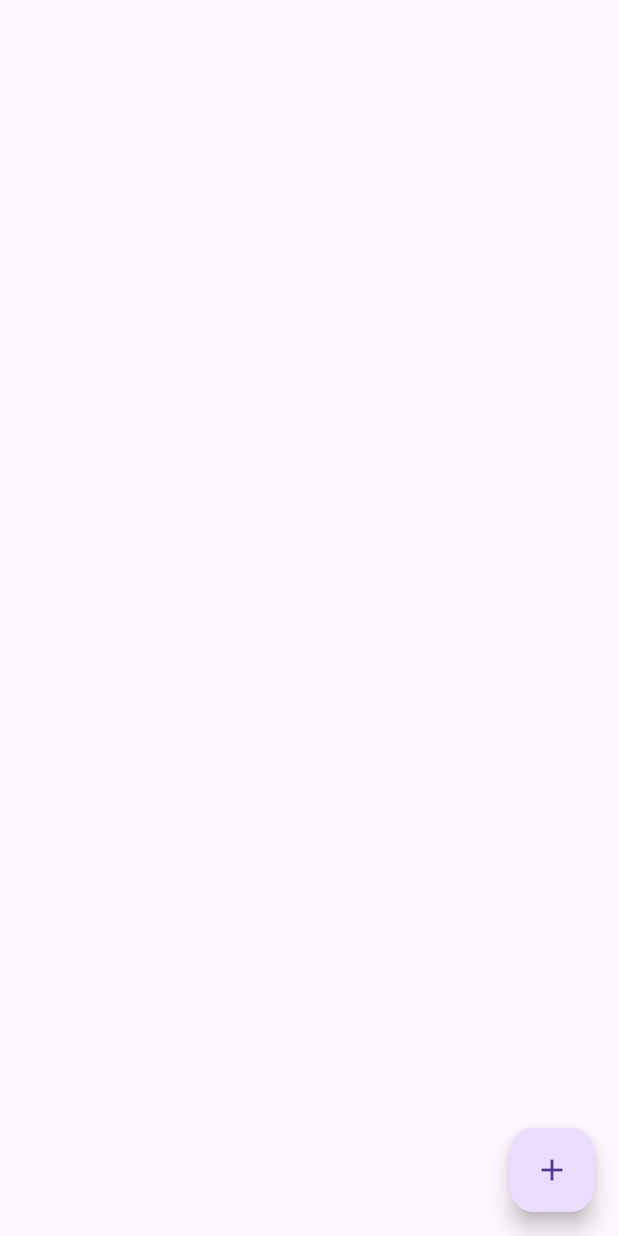
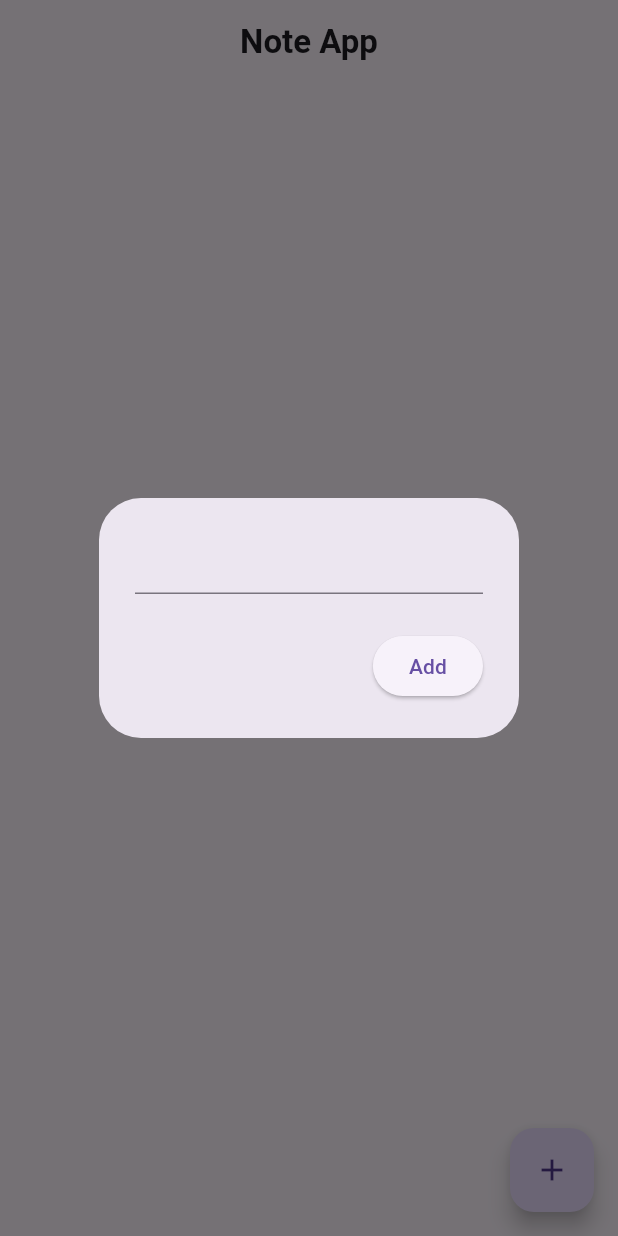
Before and after one commit to DxDForge/Note-App-with-Firebase, a Flutter app: the screen it shows after launch, after a tap on the "add" icon, on a phone screen of 412 x 824 dp. Run offline on Flutter 3.47's test engine with Material 3 defaults, Android fonts, the phone set to English and light mode, and no system bars; our stand-ins replace cloud_firestore, firebase_core; accounts and stored records are empty.

```diff
--- a/lib/pages/homepage.dart
+++ b/lib/pages/homepage.dart
@@ -1,3 +1,5 @@
+import 'package:cloud_firestore/cloud_firestore.dart';
+import 'package:firebase/services/firestoreservice.dart';
 import 'package:flutter/material.dart';
 
 class HomePage extends StatefulWidget {
@@ -8,10 +10,113 @@ class HomePage extends StatefulWidget {
 }
 
 class _HomePageState extends State<HomePage> {
+  //t e x t Editing controller
+  final TextEditingController textController = TextEditingController();
+
+  //call the database
+  final FIreStoreService fIreStoreService = FIreStoreService();
+
+  //o p e n dailog
+
+  void openAddNote({String? docID}) {
+    showDialog(
+      context: context,
+      builder: (context) => AlertDialog(
+        content: TextField(
+          controller: textController,
+        ),
+        actions: [
+          ElevatedButton(
+              onPressed: () {
+                //add a new note
+                if (docID==null) {
+                   fIreStoreService.addNote(textController.text);
+                }
+                //update note
+                else{
+
+                  fIreStoreService.updateNotes(docID, textController.text);
+                }
+
+                Navigator.pop(context);
+
+                //clear the textfield
+                textController.clear();
+              },
+              child: const Text('Add'))
+        ],
+      ),
+    );
+  }
+
   @override
   Widget build(BuildContext context) {
     return Scaffold(
-      floatingActionButton: FloatingActionButton(onPressed: (){},child:const Icon(Icons.add),),
+      floatingActionButton: FloatingActionButton(
+        onPressed: openAddNote,
+        child: const Icon(Icons.add),
+      ),
+      appBar: AppBar(
+        centerTitle: true,
+        title: Text('Note App',style: TextStyle(fontWeight: FontWeight.bold),),
+      ),
+
+      body: StreamBuilder<QuerySnapshot>(
+        // Listening to the Firestore stream
+        stream: fIreStoreService.getNotestream(),
+        builder: (context, snapshot) {
+          // Check if the snapshot has data
+          if (snapshot.hasData) {
+            // Extract the list of documents from the snapshot
+            List noteList = snapshot.data!.docs;
+
+            // Create a scrollable list of items
+            return ListView.builder(
+              itemCount: noteList.length,
+              itemBuilder: (BuildContext context, int index) {
+                // Get the document at the current index
+                DocumentSnapshot document = noteList[index];
+                // Get the document ID
+                String docID = document.id;
+
+                // Get the data from the document and cast it to a map
+                Map<String, dynamic> data = document.data() as Map<String, dynamic>;
+                // Extract the note text from the data
+                String notetext = data['note'];
+
+                // Display the note text in a ListTile widget
+                return Container(
+                  margin: EdgeInsets.only(left: 25,right: 25,bottom: 7),
+
+                  decoration: BoxDecoration(
+                    borderRadius: BorderRadius.circular(8),
+                    color: Colors.grey[200],
+                  ),
+                  child: ListTile(
+                    trailing: Row(
+                      mainAxisSize: MainAxisSize.min,
+                    children: [
+                        //edit button
+                        IconButton(
+                          onPressed:()=> openAddNote(docID: docID),
+                          icon: const Icon(Icons.edit)),
+                      //delete button
+                      IconButton(onPressed: (){fIreStoreService.deleteNote(docID);},
+                      icon: const Icon(Icons.delete))
+                    ],
+
+                    ),
+                    title: Text(notetext),
+                  ),
+                );
+              },
+            );
+          } else {
+            // If no data, display a message
+            return Text('No Data...');
+          }
+        },
+      ),
     );
   }
 }
--- /dev/null
+++ b/lib/services/firestoreservice.dart
@@ -0,0 +1,42 @@
+import 'package:cloud_firestore/cloud_firestore.dart';
+
+
+class FIreStoreService{
+  //get collection of notes
+
+final CollectionReference notes =
+ FirebaseFirestore.instance.collection('notes');
+
+  //C R E A T E
+Future<void> addNote(String note) async {
+  try {
+    await notes.add({
+      'note': note,
+      'timestamp': Timestamp.now(),
+    });
+  } catch (e) {
+    print("Error adding note: $e");
+  }
+}
+
+
+  // R E A D
+    Stream<QuerySnapshot> getNotestream (){
+      final notestream =
+      notes.orderBy('timestamp',descending: true).snapshots();
+      return notestream;
+    }
+
+  // U P D A T E
+  Future<void> updateNotes(String docID,String newNote)async{
+    return notes.doc(docID).update({
+      'note' :newNote,
+      'timestamp':Timestamp.now(),
+    });
+  }
+
+  // D E L E T E
+  Future<void> deleteNote(String docID)async{
+    return notes.doc(docID).delete();
+  }
+}
--- a/pubspec.yaml
+++ b/pubspec.yaml
@@ -36,6 +36,7 @@ dependencies:
   # Use with the CupertinoIcons class for iOS style icons.
   cupertino_icons: ^1.0.6
   firebase_core: ^3.2.0
+  cloud_firestore: ^5.1.0
 
 dev_dependencies:
   flutter_test:
```
Also changed, not shown: pubspec.lock, 3 other files.
